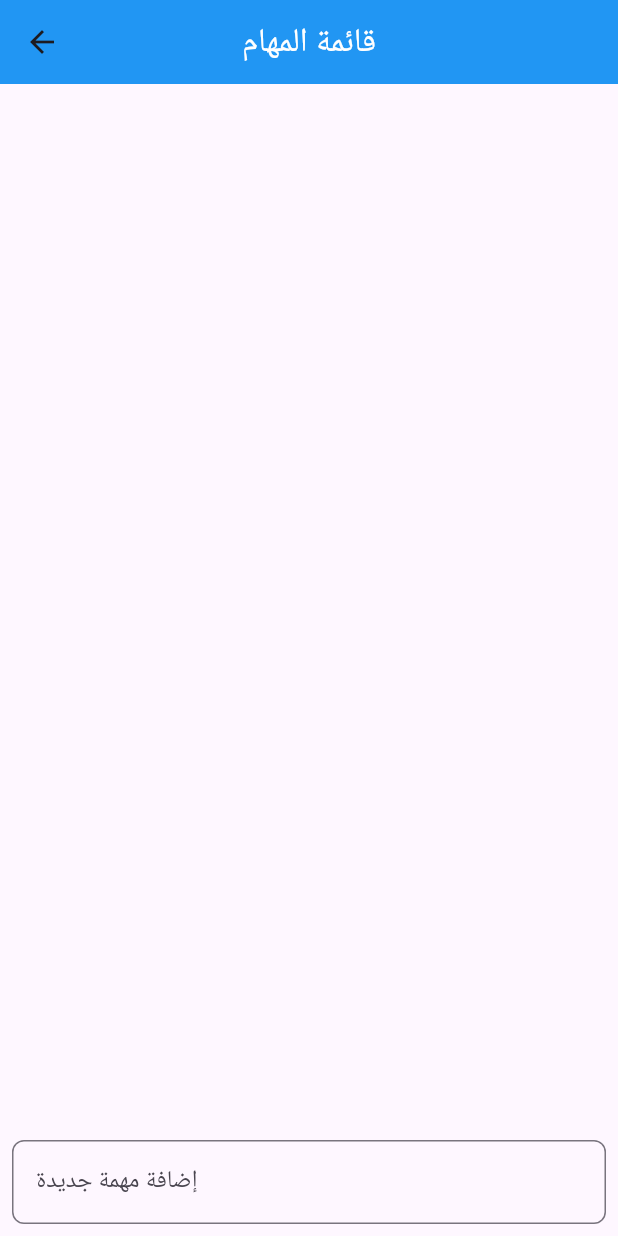
After one commit to Moody20alshatri/mazinexam, a Flutter app: the Menu screen opened directly, after a tap on "قائمة المهام", on a phone screen of 412 x 824 dp. The commit adds this screen. Run offline on Flutter 3.47's test engine with Material 3 defaults, Android fonts, the phone set to English and light mode, and no system bars.

Commit message:
exam ToDoList

```diff
--- a/mazin/lib/Screen/Login.dart
+++ b/mazin/lib/Screen/Login.dart
@@ -1,5 +1,6 @@
 import 'dart:io';
 import 'package:mazin/Screen/Home.dart';
+import 'package:mazin/Screen/Menu.dart';
 import 'package:mazin/Screen/Register.dart';
 import 'package:mazin/main.dart';
 import 'package:path_provider/path_provider.dart';
@@ -60,7 +61,7 @@ class _LoginPageState extends State<LoginPage> {
         _passowrd.text.trim() == saved["password"]) {
       Navigator.push(
         context,
-        MaterialPageRoute(builder: (context) =>  Rosary()),
+        MaterialPageRoute(builder: (context) =>  Menu()),
       );
     } else {
       setState(() {
--- /dev/null
+++ b/mazin/lib/Screen/Menu.dart
@@ -0,0 +1,43 @@
+import 'package:flutter/material.dart';
+import 'package:mazin/Screen/Home.dart';
+import 'package:mazin/widget/Push_Pages.dart';
+
+class Menu extends StatelessWidget {
+  const Menu({super.key});
+
+  @override
+  Widget build(BuildContext context) {
+    return Scaffold(
+      appBar: AppBar(
+        title: const Text('القائمة الرئيسية', style: TextStyle(color: Colors.white),),
+        centerTitle: true,
+        backgroundColor: Colors.blue,
+        elevation: 0,
+        leading: IconButton(
+          icon: const Icon(Icons.menu, color: Colors.white,),
+          onPressed: () {
+            // Action for menu button
+          },
+        ),
+      ),
+      body: Center(
+        child: Padding(
+          padding: const EdgeInsets.symmetric(horizontal: 25,vertical: 10),
+          child: Column(
+            children: [
+              SizedBox(height: 15),
+              Row(
+                mainAxisAlignment: MainAxisAlignment.spaceAround,
+                children: [
+                    Push_Pages(page: "/Rosary",icon:Icons.looks_one_rounded ,title: "المسبحة",),
+                    Push_Pages(page: "/ToDoList",icon:Icons.list_alt_outlined ,title: "قائمة المهام",),
+                ],
+              )
+
+            ],
+          ),
+        )
+      ),
+    );
+  }
+}
--- /dev/null
+++ b/mazin/lib/Screen/To-Do_List.dart
@@ -0,0 +1,112 @@
+import 'package:flutter/material.dart';
+import 'package:mazin/helper/globelList.dart';
+
+class ToDoList extends StatefulWidget {
+  const ToDoList({super.key});
+
+  @override
+  State<ToDoList> createState() => _ToDoListState();
+}
+
+class _ToDoListState extends State<ToDoList> {
+  final TextEditingController _controller = TextEditingController();
+  @override
+  Widget build(BuildContext context) {
+    return Scaffold(
+      appBar: AppBar(
+        title: const Text('قائمة المهام', style: TextStyle(color: Colors.white),),
+        centerTitle: true,
+        backgroundColor: Colors.blue,
+        elevation: 0,
+      ),
+      body: Column(
+        children: [
+          Expanded(
+            child: ListView.builder(
+              itemCount: items.length,
+              itemBuilder: (context, index) {
+                final item = items[index];
+                return Padding(
+                  padding: const EdgeInsets.symmetric(horizontal: 10,vertical: 7),
+                  child: Container(
+                    height: 70,
+                    decoration: BoxDecoration(
+                      boxShadow: [
+                        BoxShadow(
+                          color: Colors.grey.withOpacity(0.5),
+                          spreadRadius: 1,
+                          blurRadius: 5,
+                          offset: const Offset(0, 3), // changes position of shadow
+                        ),
+                      ],
+                      color: Colors.blue.shade50,
+                      borderRadius: BorderRadius.circular(8.0),
+
+                    ),
+                    child: ListTile(
+                      title: Text(
+                        item.title,
+                        style: TextStyle(
+                          decoration: item.isDone ? TextDecoration.lineThrough : null,
+                          fontSize: 22,
+                          color: item.isDone ? Colors.grey : Colors.black,
+                          fontWeight: item.isDone ? FontWeight.bold : FontWeight.normal,
+                        ),
+                      ),
+                      trailing: IconButton(onPressed: (){
+                        setState(() {
+                          items.removeAt(index);
+                        });
+                      }, icon: Icon(Icons.delete, color: Colors.red,)),
+                      leading: Checkbox(
+                        value: item.isDone,
+                        onChanged: (bool? value) {
+                          setState(() {
+                            item.isDone = value ?? false;
+                          });
+                        },
+                      ),
+                    ),
+                  ),
+                );
+              },
+            ),
+          ),
+          Padding(
+            padding: const EdgeInsets.all(8.0),
+            child: Row(
+              children: [
+                Expanded(
+                  child: TextField(
+                    controller: _controller,
+                    onSubmitted: (value) {
+                      setState(() {
+                        items.add(ToDoItem(title: value));
+                        _controller.clear();
+                      });
+
+                    },
+                    decoration: const InputDecoration(
+                      labelText: 'إضافة مهمة جديدة',
+                      border: OutlineInputBorder(
+                        borderRadius: BorderRadius.all(Radius.circular(8.0)),
+
+                      ),
+                    ),
+                  ),
+                ),
+              ],
+            ),
+          ),
+        ],
+      ),
+    );
+  }
+}
+
+class ToDoItem {
+  String title;
+  bool isDone;
+
+  ToDoItem({required this.title, this.isDone = false});
+}
--- /dev/null
+++ b/mazin/lib/helper/globelList.dart
@@ -0,0 +1,3 @@
+  import 'package:mazin/Screen/To-Do_List.dart';
+
+List<ToDoItem> items = [];
--- /dev/null
+++ b/mazin/lib/widget/Push_Pages.dart
@@ -0,0 +1,50 @@
+import 'package:flutter/material.dart';
+
+class Push_Pages extends StatelessWidget {
+  const Push_Pages({required this.page, required this.title, required this.icon, super.key});
+  final String page;
+  final String title ;
+  final IconData icon ;
+  @override
+  Widget build(BuildContext context) {
+    return GestureDetector(
+      onTap: () {
+        Navigator.pushNamed(context, page);
+      },
+      child: Container(
+        height: 100,
+        width: 100,
+        decoration: BoxDecoration(
+          color: Colors.blue[50],
+          borderRadius: BorderRadius.circular(15),
+          boxShadow: [
+            BoxShadow(
+              color: Colors.grey.withOpacity(0.5),
+              spreadRadius: 2,
+              blurRadius: 7,
+              offset: const Offset(0, 3), // changes position of shadow
+            ),
+          ],
+        ),
+        child: Column(
+          children: [
+            const SizedBox(height: 20),
+            Icon(
+              icon,
+              size: 50,
+              color: Colors.blue,
+            ),
+            Text(
+              title,
+              style: const TextStyle(
+                fontSize: 18,
+                fontWeight: FontWeight.bold,
+                color: Colors.blue,
+              ),
+            ),
+          ],
+        ),
+      ),
+    );
+  }
+}
```
Also changed, not shown: mazin/lib/main.dart (+7 -0 lines).
